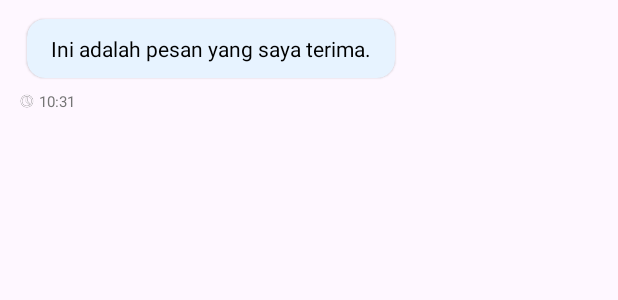
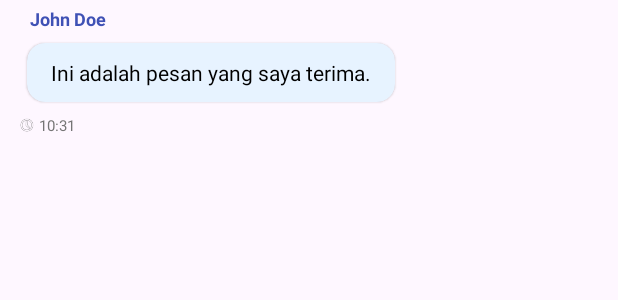
Before and after one commit to farafahirun/Temu-Darah, an Android app: the layout item_pesan_diterima.xml on its own in the app's theme, with its tools: preview values and no code run, on a phone screen of 412 x 824 dp. Shown: the top 300 px of the screen. Run offline under Robolectric (Android 15) with nearby library versions, the light colour scheme and no system bars.

Commit message:
update  CHAT (blm fix)

```diff
--- a/app/src/main/res/layout/item_pesan_diterima.xml
+++ b/app/src/main/res/layout/item_pesan_diterima.xml
@@ -10,11 +10,26 @@
     android:background="?attr/selectableItemBackground"
     android:clipToPadding="false">
 
+    <!-- Tambahkan TextView untuk nama pengirim di atas bubble chat -->
+    <TextView
+        android:id="@+id/tvSenderName"
+        android:layout_width="wrap_content"
+        android:layout_height="wrap_content"
+        android:layout_marginStart="8dp"
+        android:layout_marginBottom="2dp"
+        android:textColor="#3F51B5"
+        android:textSize="12sp"
+        android:textStyle="bold"
+        app:layout_constraintBottom_toTopOf="@+id/cardMessage"
+        app:layout_constraintStart_toStartOf="@+id/cardMessage"
+        tools:text="John Doe" />
+
     <androidx.cardview.widget.CardView
         android:id="@+id/cardMessage"
         android:layout_width="wrap_content"
         android:layout_height="wrap_content"
         android:layout_marginStart="4dp"
+        android:layout_marginTop="16dp"
         app:cardBackgroundColor="#E7F3FF"
         app:cardCornerRadius="12dp"
         app:cardElevation="1dp"
```
Also changed, not shown: app/src/main/java/com/example/temudarah/adapter/PesanAdapter.java (+40 -5 lines), app/src/main/res/layout/item_pesan_dikirim.xml (+15 -0 lines).
